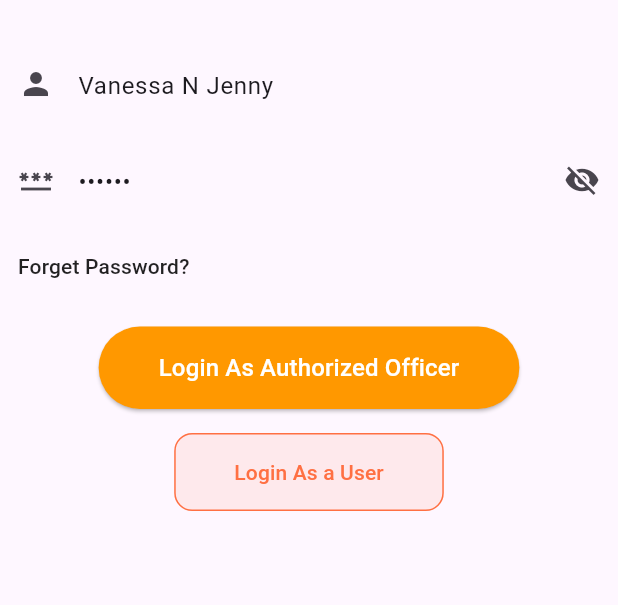
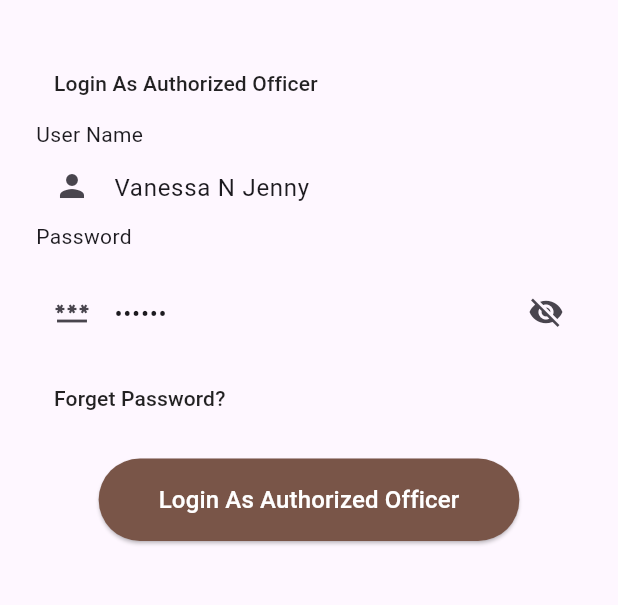
Before and after one commit to MohamedRiham/clever_project_practical, a Flutter app: the screen it shows after launch, on a phone screen of 412 x 824 dp, the part 236-841 px from its top. Run offline on Flutter 3.47's test engine with Material 3 defaults, Android fonts, the phone set to English and light mode, and no system bars.

Commit message:
feat: complete UI with reusable widgets and modular structure  - Implemented full UI based on Figma design - Created custom reusable widgets for cleaner code - Organized code using MVVM architecture - Improved readability and maintainability - Added necessary comments for clarity

```diff
--- a/lib/authorization/provider/authorization_provider.dart
+++ b/lib/authorization/provider/authorization_provider.dart
@@ -4,6 +4,7 @@ import 'package:flutter/material.dart';
 class AuthorizationProvider with ChangeNotifier {
   Details? userDetails; // used to save login info
 
+  // this method is for saving user details
   void setUserDetails(Details details) {
     userDetails = details;
     notifyListeners();
--- a/lib/authorization/screens/login_screen.dart
+++ b/lib/authorization/screens/login_screen.dart
@@ -27,15 +27,35 @@ class LoginScreen extends StatelessWidget {
           child: Form(
             key: _formKey,
 
+            child: Padding(
+              padding: const EdgeInsets.symmetric(horizontal: 24.0),
               child: Column(
                 children: [
                   Image.asset('assets/images/logo.jpg', fit: BoxFit.cover),
                   const SizedBox(height: 32),
+                  Align(
+                    alignment: Alignment.centerLeft,
+                    child: TextButton(
+                      onPressed: () {},
+                      child: const Text(
+                        'Login As Authorized Officer',
+                        style: TextStyle(color: Colors.black87),
+                      ),
+                    ),
+                  ),
+                  Align(
+                    alignment: Alignment.centerLeft,
+                    child: const Text('User Name'),
+                  ),
                   CustomTextField(
                     controller: usernameController,
                     hintText: 'User Name',
                     icon: Icons.person,
                     keyboardType: TextInputType.name,
+                  ),
+                  Align(
+                    alignment: Alignment.centerLeft,
+                    child: const Text('Password'),
                   ),
 
                   const SizedBox(height: 16),
@@ -50,21 +70,7 @@ class LoginScreen extends StatelessWidget {
                   Align(
                     alignment: Alignment.centerLeft,
                     child: TextButton(
-                    onPressed: () {
-                      if (_formKey.currentState!.validate()) {
-                        Details details = Details(
-                          userName: usernameController.text,
-                          password: passwordController.text,
-                        );
-                        authProvider.setUserDetails(details);
-                        Navigator.pushReplacement(
-                          context,
-                          MaterialPageRoute(
-                            builder: (context) => UserDetailsScreen(),
-                          ),
-                        );
-                      }
-                    },
+                      onPressed: () {},
                       child: const Text(
                         'Forget Password?',
                         style: TextStyle(color: Colors.black87),
@@ -73,9 +79,23 @@ class LoginScreen extends StatelessWidget {
                   ),
                   const SizedBox(height: 16),
                   ElevatedButton(
-                  onPressed: () {},
+                    onPressed: () {
+                      if (_formKey.currentState!.validate()) {
+                        Details details = Details(
+                          userName: usernameController.text,
+                          password: passwordController.text,
+                        );
+                        authProvider.setUserDetails(details);
+                        Navigator.push(
+                          context,
+                          MaterialPageRoute(
+                            builder: (context) => UserDetailsScreen(),
+                          ),
+                        );
+                      }
+                    },
                     style: ElevatedButton.styleFrom(
-                    backgroundColor: Colors.orange,
+                      backgroundColor: Colors.brown,
                       padding: const EdgeInsets.symmetric(
                         horizontal: 40,
                         vertical: 16,
@@ -89,24 +109,8 @@ class LoginScreen extends StatelessWidget {
                       style: TextStyle(fontSize: 16, color: Colors.white),
                     ),
                   ),
-                const SizedBox(height: 16),
-                OutlinedButton(
-                  onPressed: () {},
-                  style: OutlinedButton.styleFrom(
-                    foregroundColor: Color(0xFFFF7043),
-                    side: BorderSide(color: Color(0xFFFF7043)),
-                    padding: const EdgeInsets.symmetric(
-                      horizontal: 40,
-                      vertical: 16,
+                ],
               ),
-                    backgroundColor: Color(0xFFFF7043).withOpacity(0.1),
-                    shape: RoundedRectangleBorder(
-                      borderRadius: BorderRadius.circular(12),
-                    ),
-                  ),
-                  child: const Text('Login As a User'),
-                ),
-              ],
             ),
           ),
         ),
--- a/lib/main.dart
+++ b/lib/main.dart
@@ -4,7 +4,12 @@ import 'package:flutter/material.dart';
 import 'package:provider/provider.dart';
 
 void main() {
-  runApp(Provider(create: (_) => AuthorizationProvider(), child: MyApp()));
+  runApp(
+    ChangeNotifierProvider(
+      create: (_) => AuthorizationProvider(),
+      child: MyApp(),
+    ),
+  );
 }
 
 class MyApp extends StatelessWidget {
```
Also changed, not shown: 1 other file. Lines whose indentation alone changed are shown as unchanged.
